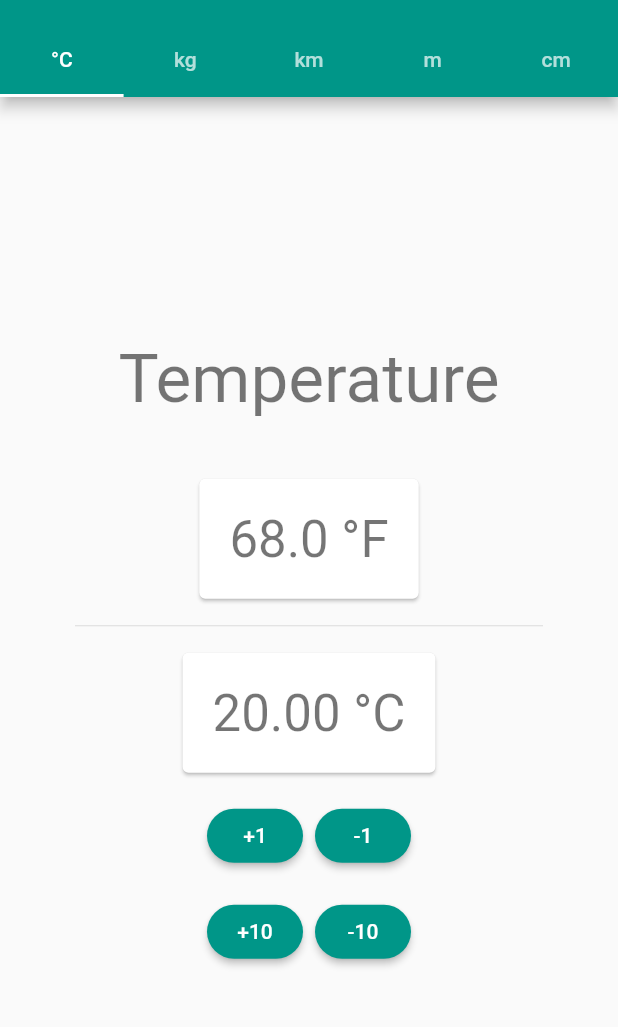
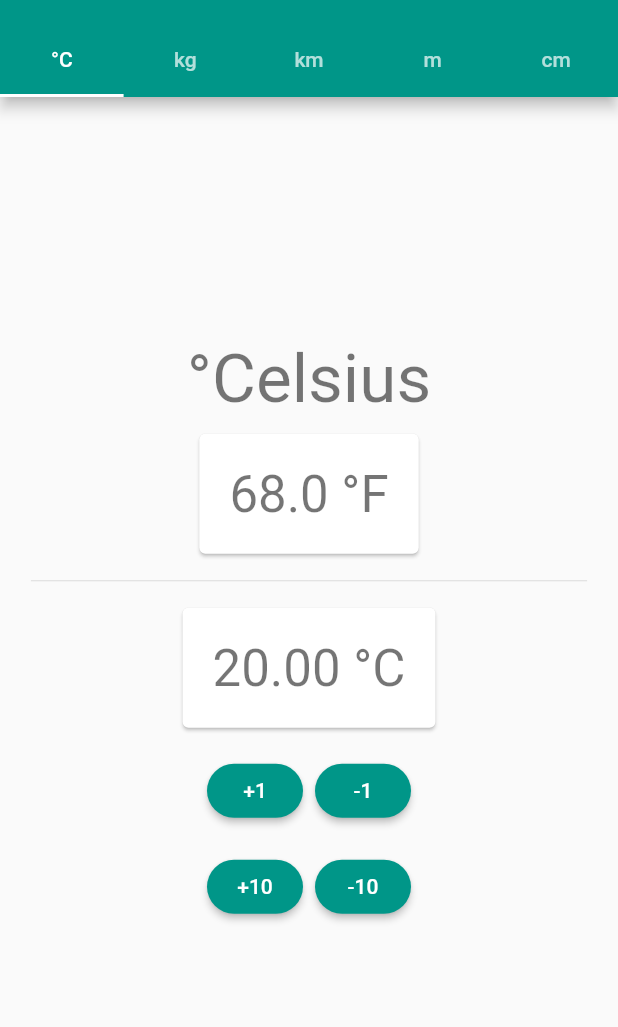
Before and after one commit to jvanord/metric-converter, a Flutter app: the screen it shows after launch, on a phone screen of 412 x 824 dp, the part 59-1086 px from its top. Run offline on Flutter 3.47's test engine with Material 2 defaults, Android fonts, the phone set to English and light mode, and no system bars.

Commit message:
layout fixes for smaller screens

```diff
--- a/metric_converter/lib/views/inches.dart
+++ b/metric_converter/lib/views/inches.dart
@@ -43,7 +43,9 @@ class _InchesWidgetState extends State<InchesWidget> {
 
   Widget _portraitView(BuildContext context, Size mediaSize) => Center(
         child: Container(
-          padding: EdgeInsets.symmetric(vertical: mediaSize.height / 20, horizontal: mediaSize.width / 20),
+          padding: EdgeInsets.symmetric(
+              vertical: mediaSize.height / 20,
+              horizontal: mediaSize.width / 20),
           child: Column(
             mainAxisAlignment: MainAxisAlignment.center,
             children: <Widget>[
@@ -105,7 +107,7 @@ class _InchesWidgetState extends State<InchesWidget> {
         child: Visibility(
           visible: height > 640,
           child: Text(
-            '$height', // 'Centimeters'
+            'Centimeters',
             style: Theme.of(context).textTheme.display2,
           ),
         ),
--- a/metric_converter/lib/views/tempurature.dart
+++ b/metric_converter/lib/views/tempurature.dart
@@ -35,19 +35,21 @@ class _TemperatureWidgetState extends State<TemperatureWidget> {
 
   @override
   Widget build(BuildContext context) {
-    final orientation = MediaQuery.of(context).orientation;
-    return orientation == Orientation.landscape
-        ? _landscapeView(context)
-        : _portraitView(context);
+    final mq = MediaQuery.of(context);
+    return mq.orientation == Orientation.landscape
+        ? _landscapeView(context, mq.size)
+        : _portraitView(context, mq.size);
   }
 
-  Widget _portraitView(BuildContext context) => Center(
+  Widget _portraitView(BuildContext context, Size mediaSize) => Center(
         child: Container(
-          padding: EdgeInsets.all(50),
+          padding: EdgeInsets.symmetric(
+              vertical: mediaSize.height / 20,
+              horizontal: mediaSize.width / 20),
           child: Column(
             mainAxisAlignment: MainAxisAlignment.center,
             children: <Widget>[
-              _heading(false),
+              _heading(false, mediaSize.height),
               _inputCard(),
               Divider(),
               _outputCard(),
@@ -72,12 +74,12 @@ class _TemperatureWidgetState extends State<TemperatureWidget> {
         ),
       );
 
-  Widget _landscapeView(context) => Center(
+  Widget _landscapeView(context, Size mediaSize) => Center(
         child: Container(
           child: Column(
             mainAxisAlignment: MainAxisAlignment.center,
             children: <Widget>[
-              _heading(true),
+              _heading(true, mediaSize.height),
               Row(
                 mainAxisAlignment: MainAxisAlignment.center,
                 children: <Widget>[
@@ -101,14 +103,19 @@ class _TemperatureWidgetState extends State<TemperatureWidget> {
         ),
       );
 
-  Widget _heading(bool isLandscape) => Container(
-        child: Text(
-          'Temperature',
-          style: Theme.of(context).textTheme.display2,
+  Widget _heading(bool isLandscape, double height) => Container(
+        child: Visibility(
+          visible: height > 640,
+          child: Text(
+            '\u00B0Celsius',
+            style: Theme.of(context).textTheme.display2,
+          ),
         ),
         decoration: BoxDecoration(),
         padding: EdgeInsets.symmetric(
-            horizontal: 10, vertical: isLandscape ? 10 : 30),
+          horizontal: 10,
+          vertical: 0,
+        ),
       );
 
   Widget _inputCard() => Card(
```
Also changed, not shown: metric_converter/lib/views/feet.dart (+22 -15 lines), metric_converter/lib/views/miles.dart (+21 -14 lines), metric_converter/lib/views/pounds.dart (+21 -14 lines), metric_converter/lib/views/tabbed_home.dart (+14 -6 lines).
